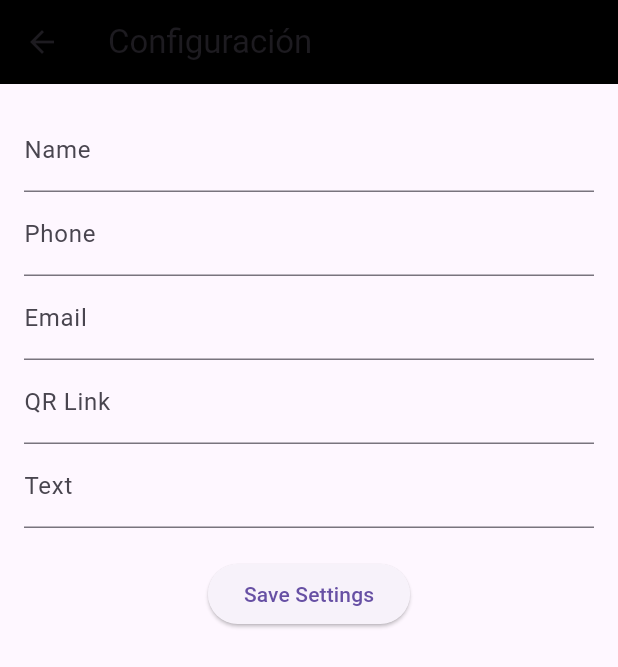
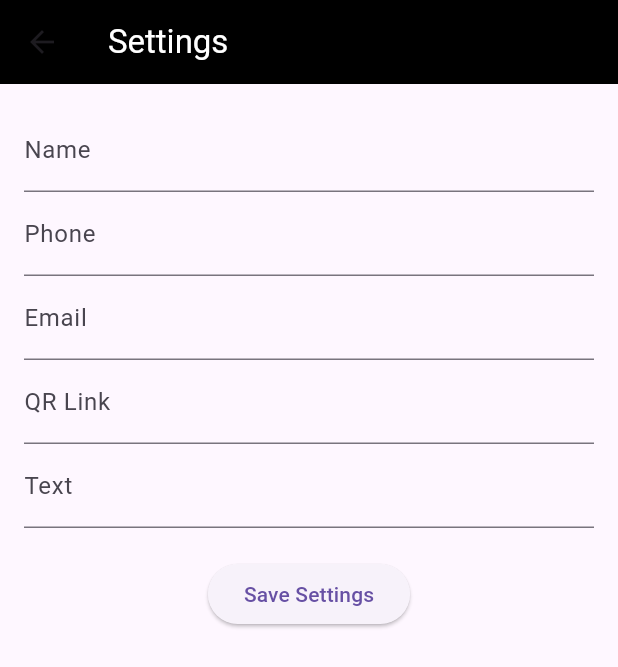
Before and after one commit to cocodelacueva/personalCardMobile, a Flutter app: the screen it shows after launch, after a tap on the "settings" icon, on a phone screen of 412 x 824 dp. Shown: the top 667 px of the screen. Run offline on Flutter 3.47's test engine with Material 3 defaults, Android fonts, the light colour scheme and no system bars; our stand-ins replace qr_flutter.

Commit message:
data con whitesuit

```diff
--- a/lib/main.dart
+++ b/lib/main.dart
@@ -11,7 +11,7 @@ class MyApp extends StatelessWidget {
   @override
   Widget build(BuildContext context) {
     return MaterialApp(
-      title: 'Personal Card | Portinos.com',
+      title: 'Personal Card | Whitesuit.studio',
       theme: ThemeData(primarySwatch: Colors.blue),
       home: const PersonalCardScreen(),
     );
--- a/lib/screens/personal_card_screen.dart
+++ b/lib/screens/personal_card_screen.dart
@@ -25,19 +25,21 @@ class _PersonalCardScreenState extends State<PersonalCardScreen> {
     setState(() {
       personalCard = Future.value(loadedCard); // Actualiza el Future con los datos cargados
     });
-    print('Datos cargados: ${loadedCard.name}, ${loadedCard.phone}, ${loadedCard.email}');
   }
 
   @override
   Widget build(BuildContext context) {
     return Container(
-      color: Colors.orange,
+      color: Colors.white,
       child: Scaffold(
-        backgroundColor: Colors.orange,
+        backgroundColor: Colors.black,
         appBar: AppBar(
-          title: const Text('Portinos.com'),
+          title: const Text(
+            'White Suit Studio',
+            style: TextStyle(color: Colors.white),
+          ),
           centerTitle: true,
-          backgroundColor: Colors.orange,
+          backgroundColor: Colors.black,
           actions: [
             IconButton(
               icon: const Icon(Icons.settings),
@@ -68,7 +70,7 @@ class _PersonalCardScreenState extends State<PersonalCardScreen> {
                 width: double.infinity,
                 margin: const EdgeInsets.all(16.0),
                 child: Card(
-                  color: Colors.black,
+                  color: Colors.white,
                   child: Padding(
                     padding: const EdgeInsets.all(16.0),
                     child: Column(
@@ -77,17 +79,17 @@ class _PersonalCardScreenState extends State<PersonalCardScreen> {
                       children: [
                         Text(
                           card.name,
-                          style: const TextStyle(fontSize: 36, color: Colors.white),
+                          style: const TextStyle(fontSize: 36, color: Colors.black),
                           textAlign: TextAlign.center,
                         ),
                         Text(
                           card.phone,
-                          style: const TextStyle(fontSize: 24, color: Colors.white),
+                          style: const TextStyle(fontSize: 24, color: Colors.black),
                           textAlign: TextAlign.center,
                         ),
                         Text(
                           card.email,
-                          style: const TextStyle(fontSize: 18, color: Colors.white),
+                          style: const TextStyle(fontSize: 18, color: Colors.black),
                           textAlign: TextAlign.center,
                         ),if (card.qr != null) ...[
                           const SizedBox(height: 20),
@@ -103,7 +105,7 @@ class _PersonalCardScreenState extends State<PersonalCardScreen> {
                           const SizedBox(height: 20),
                           Text(
                             card.text!,
-                            style: const TextStyle(fontSize: 16, color: Colors.white), // Texto blanco
+                            style: const TextStyle(fontSize: 16, color: Colors.black), // Texto blanco
                             textAlign: TextAlign.center,
                           ),
                         ],
--- a/lib/screens/settings_screen.dart
+++ b/lib/screens/settings_screen.dart
@@ -57,7 +57,10 @@ class _SettingsScreenState extends State<SettingsScreen> {
   Widget build(BuildContext context) {
     return Scaffold(
       appBar: AppBar(
-        title: const Text('Configuración'),
+        title: const Text(
+          'Settings',
+          style: TextStyle(color: Colors.white),
+          ),
         backgroundColor: Colors.black,
       ),
       body: Padding(
--- a/lib/services/json_loader.dart
+++ b/lib/services/json_loader.dart
@@ -12,13 +12,11 @@ class JsonLoader {
     if (await localFile.exists()) {
       // Cargar desde el almacenamiento local
       final jsonData = json.decode(await localFile.readAsString());
-      print('Cargando datos desde almacenamiento local: $jsonData');
       return PersonalCard.fromJson(jsonData);
     } else {
       // Cargar desde los assets
       final jsonString = await rootBundle.loadString('assets/data/personal_card.json');
       final jsonData = json.decode(jsonString);
-      print('Cargando datos desde assets: $jsonData');
       return PersonalCard.fromJson(jsonData);
     }
   }
```
Also changed, not shown: 4 other files.
